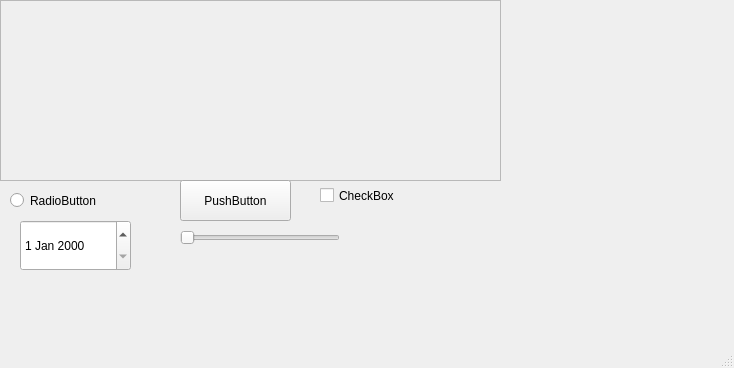
First picture: the form in Newfolder/TestProject/myproject/mainwindow.ui, repository azamat-happy/StyleSheetRealTimeUpdateQT, before the edit.
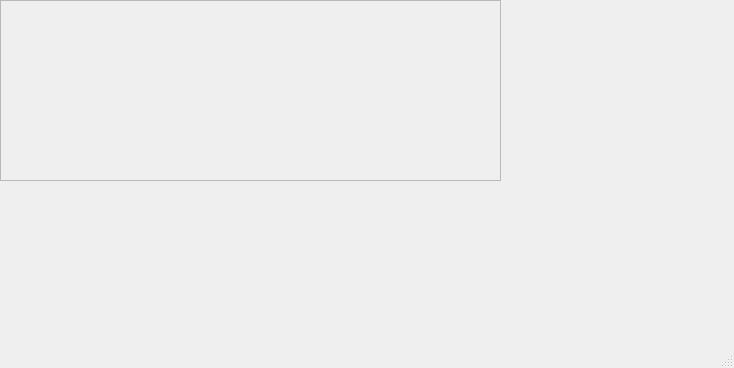
Second picture: the form after the edit.

Commit message: контекстное меню для дерева

Patch:
```diff
--- a/Newfolder/TestProject/myproject/mainwindow.ui
+++ b/Newfolder/TestProject/myproject/mainwindow.ui
@@ -37,67 +37,16 @@
      </property>
     </widget>
    </widget>
-   <widget class="QRadioButton" name="radioButton">
+   <widget class="QWidget" name="formLayoutWidget">
     <property name="geometry">
      <rect>
-      <x>10</x>
+      <x>340</x>
       <y>180</y>
-      <width>161</width>
-      <height>41</height>
-     </rect>
-    </property>
-    <property name="text">
-     <string>RadioButton</string>
-    </property>
-   </widget>
-   <widget class="QPushButton" name="pushButton">
-    <property name="geometry">
-     <rect>
-      <x>180</x>
-      <y>180</y>
-      <width>111</width>
-      <height>41</height>
-     </rect>
-    </property>
-    <property name="text">
-     <string>PushButton</string>
-    </property>
-   </widget>
-   <widget class="QCheckBox" name="checkBox">
-    <property name="geometry">
-     <rect>
-      <x>320</x>
-      <y>180</y>
-      <width>121</width>
-      <height>31</height>
-     </rect>
-    </property>
-    <property name="text">
-     <string>CheckBox</string>
-    </property>
-   </widget>
-   <widget class="QDateEdit" name="dateEdit">
-    <property name="geometry">
-     <rect>
-      <x>20</x>
-      <y>220</y>
-      <width>111</width>
-      <height>51</height>
-     </rect>
-    </property>
-   </widget>
-   <widget class="QSlider" name="horizontalSlider">
-    <property name="geometry">
-     <rect>
-      <x>180</x>
-      <y>230</y>
       <width>160</width>
-      <height>16</height>
+      <height>80</height>
      </rect>
     </property>
-    <property name="orientation">
-     <enum>Qt::Horizontal</enum>
-    </property>
+    <layout class="QFormLayout" name="formLayout"/>
    </widget>
   </widget>
   <widget class="QMenuBar" name="menubar">
```
The commit also changes 2 other files.
